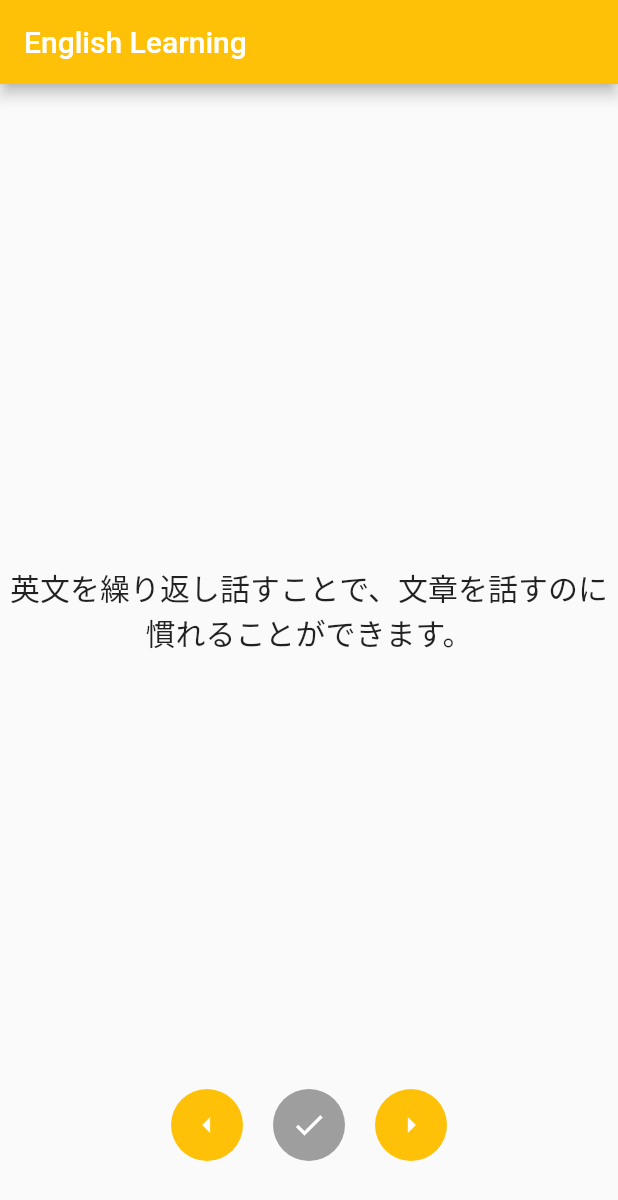
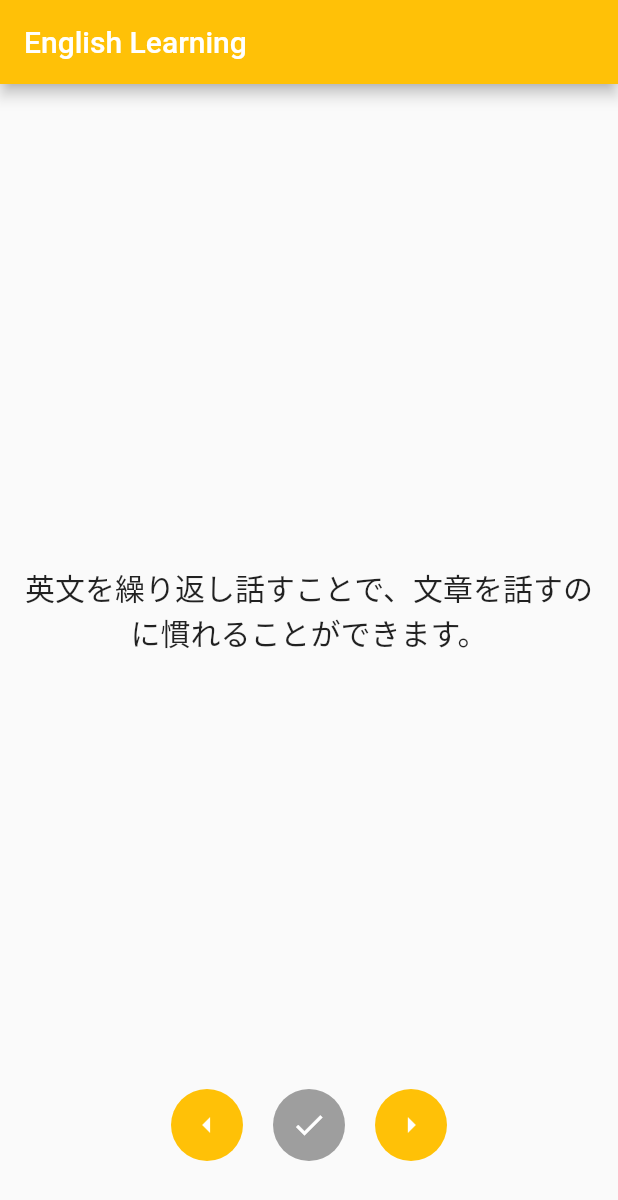
Before and after one commit to Sayama0310/LanguageAcquisitionSupportApp, a Flutter app: the screen it shows after launch, on a phone screen of 412 x 824 dp. Shown: the top 1200 px of the screen. Run offline on Flutter 3.47's test engine with Material 2 defaults, Android fonts, the phone set to English and light mode, and no system bars.

Commit message:
[layout] 問題文の部分にPaddingを設定

```diff
--- a/lib/widgets/problem_slider.dart
+++ b/lib/widgets/problem_slider.dart
@@ -20,10 +20,13 @@ class _ProblemSliderState extends State<ProblemSlider> {
           child: Column(
             mainAxisSize: MainAxisSize.min,
             children: [
-              Text(
+              Padding(
+                padding: const EdgeInsets.only(left: 10, right: 10),
+                child: Text(
                   sentences[_index].nativeLanguageSentence,
                   style: const TextStyle(fontSize: 20),
                   textAlign: TextAlign.center,
+                ),
               ),
               const SizedBox(height: 20),
               Visibility(
@@ -31,12 +34,14 @@ class _ProblemSliderState extends State<ProblemSlider> {
                   maintainSize: true,
                   maintainAnimation: true,
                   maintainState: true,
+                  child: Padding(
+                    padding: const EdgeInsets.only(left: 10, right: 10),
                     child: Text(
                       sentences[_index].acquiredLanguageSentence,
                       style: const TextStyle(fontSize: 20),
                       textAlign: TextAlign.center,
                     ),
-              ),
+                  )),
             ],
           ),
         ),
```
Lines whose indentation alone changed are shown as unchanged.
